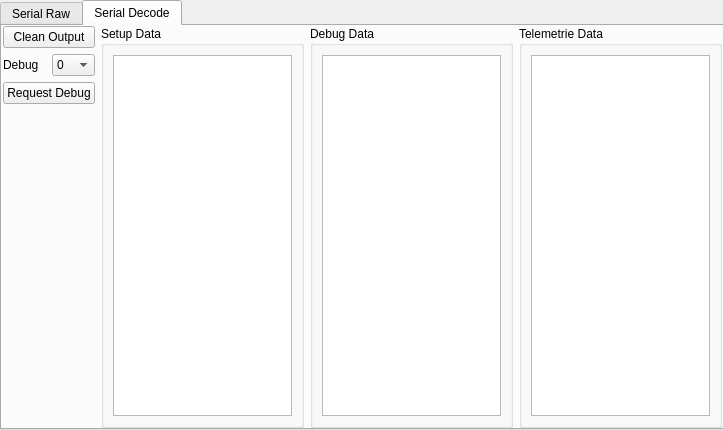
Before: the Qt Designer form trunk/wdg_serialtab.ui in BackupTheBerlios/osibs-svn, drawn with Qt 5.
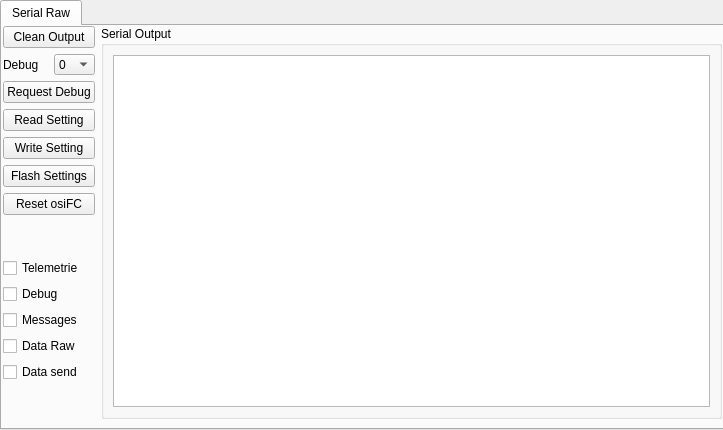
After: the same form once the commit is applied. The open tabs and pages were chosen to show the change.

Patch:
```diff
--- a/trunk/wdg_serialtab.ui
+++ b/trunk/wdg_serialtab.ui
@@ -10,6 +10,18 @@
     <height>430</height>
    </rect>
   </property>
+  <property name="sizePolicy">
+   <sizepolicy hsizetype="Preferred" vsizetype="Preferred">
+    <horstretch>0</horstretch>
+    <verstretch>0</verstretch>
+   </sizepolicy>
+  </property>
+  <property name="minimumSize">
+   <size>
+    <width>723</width>
+    <height>430</height>
+   </size>
+  </property>
   <property name="windowTitle">
    <string>Form</string>
   </property>
@@ -22,6 +34,12 @@
      <height>430</height>
     </rect>
    </property>
+   <property name="sizePolicy">
+    <sizepolicy hsizetype="Preferred" vsizetype="Preferred">
+     <horstretch>0</horstretch>
+     <verstretch>0</verstretch>
+    </sizepolicy>
+   </property>
    <property name="currentIndex">
     <number>0</number>
    </property>
@@ -48,6 +66,12 @@
      </item>
      <item row="0" column="2" rowspan="14">
       <widget class="QGroupBox" name="serialOut">
+       <property name="sizePolicy">
+        <sizepolicy hsizetype="Expanding" vsizetype="Expanding">
+         <horstretch>0</horstretch>
+         <verstretch>0</verstretch>
+        </sizepolicy>
+       </property>
        <property name="title">
         <string>Serial Output</string>
        </property>
@@ -192,204 +216,6 @@
        <item>
         <property name="text">
          <string>4</string>
-        </property>
-       </item>
-       <item>
-        <property name="text">
-         <string>5</string>
-        </property>
-       </item>
-       <item>
-        <property name="text">
-         <string>6</string>
-        </property>
-       </item>
-       <item>
-        <property name="text">
-         <string>7</string>
-        </property>
-       </item>
-       <item>
-        <property name="text">
-         <string>8</string>
-        </property>
-       </item>
-       <item>
-        <property name="text">
-         <string>9</string>
-        </property>
-       </item>
-      </widget>
-     </item>
-    </layout>
-   </widget>
-   <widget class="QWidget" name="SerialDecode">
-    <attribute name="title">
-     <string>Serial Decode</string>
-    </attribute>
-    <layout class="QGridLayout" name="gridLayout_53">
-     <property name="leftMargin">
-      <number>1</number>
-     </property>
-     <property name="topMargin">
-      <number>0</number>
-     </property>
-     <property name="rightMargin">
-      <number>0</number>
-     </property>
-     <property name="bottomMargin">
-      <number>0</number>
-     </property>
-     <item row="0" column="0" colspan="2">
-      <widget class="QPushButton" name="cleanOutput_2">
-       <property name="text">
-        <string>Clean Output</string>
-       </property>
-      </widget>
-     </item>
-     <item row="0" column="2" rowspan="4">
-      <widget class="QGroupBox" name="groupBox_34">
-       <property name="minimumSize">
-        <size>
-         <width>0</width>
-         <height>350</height>
-        </size>
-       </property>
-       <property name="title">
-        <string>Setup Data</string>
-       </property>
-       <layout class="QGridLayout" name="gridLayout_10">
-        <item row="0" column="0">
-         <widget class="QPlainTextEdit" name="setupData">
-          <property name="undoRedoEnabled">
-           <bool>false</bool>
-          </property>
-          <property name="readOnly">
-           <bool>true</bool>
-          </property>
-          <property name="plainText">
-           <string/>
-          </property>
-         </widget>
-        </item>
-       </layout>
-      </widget>
-     </item>
-     <item row="0" column="3" rowspan="4">
-      <widget class="QGroupBox" name="groupBox_35">
-       <property name="title">
-        <string>Debug Data</string>
-       </property>
-       <layout class="QGridLayout" name="gridLayout_9">
-        <item row="0" column="0">
-         <widget class="QPlainTextEdit" name="debugData">
-          <property name="undoRedoEnabled">
-           <bool>false</bool>
-          </property>
-          <property name="readOnly">
-           <bool>true</bool>
-          </property>
-         </widget>
-        </item>
-       </layout>
-      </widget>
-     </item>
-     <item row="0" column="4" rowspan="4">
-      <widget class="QGroupBox" name="groupBox_36">
-       <property name="title">
-        <string>Telemetrie Data</string>
-       </property>
-       <layout class="QGridLayout" name="gridLayout_8">
-        <item row="0" column="0">
-         <widget class="QPlainTextEdit" name="telemetrieData">
-          <property name="undoRedoEnabled">
-           <bool>false</bool>
-          </property>
-          <property name="readOnly">
-           <bool>true</bool>
-          </property>
-         </widget>
-        </item>
-       </layout>
-      </widget>
-     </item>
-     <item row="1" column="0">
-      <widget class="QLabel" name="label_204">
-       <property name="text">
-        <string>Debug</string>
-       </property>
-      </widget>
-     </item>
-     <item row="2" column="0" colspan="2">
-      <widget class="QPushButton" name="requestDebug_2">
-       <property name="text">
-        <string>Request Debug</string>
-       </property>
-      </widget>
-     </item>
-     <item row="3" column="0">
-      <spacer name="verticalSpacer_18">
-       <property name="orientation">
-        <enum>Qt::Vertical</enum>
-       </property>
-       <property name="sizeHint" stdset="0">
-        <size>
-         <width>20</width>
-         <height>40</height>
-        </size>
-       </property>
-      </spacer>
-     </item>
-     <item row="1" column="1">
-      <widget class="QComboBox" name="decodeDebugNumber">
-       <item>
-        <property name="text">
-         <string>0</string>
-        </property>
-       </item>
-       <item>
-        <property name="text">
-         <string>1</string>
-        </property>
-       </item>
-       <item>
-        <property name="text">
-         <string>2</string>
-        </property>
-       </item>
-       <item>
-        <property name="text">
-         <string>3</string>
-        </property>
-       </item>
-       <item>
-        <property name="text">
-         <string>4</string>
-        </property>
-       </item>
-       <item>
-        <property name="text">
-         <string>5</string>
-        </property>
-       </item>
-       <item>
-        <property name="text">
-         <string>6</string>
-        </property>
-       </item>
-       <item>
-        <property name="text">
-         <string>7</string>
-        </property>
-       </item>
-       <item>
-        <property name="text">
-         <string>8</string>
-        </property>
-       </item>
-       <item>
-        <property name="text">
-         <string>9</string>
         </property>
        </item>
       </widget>
```
